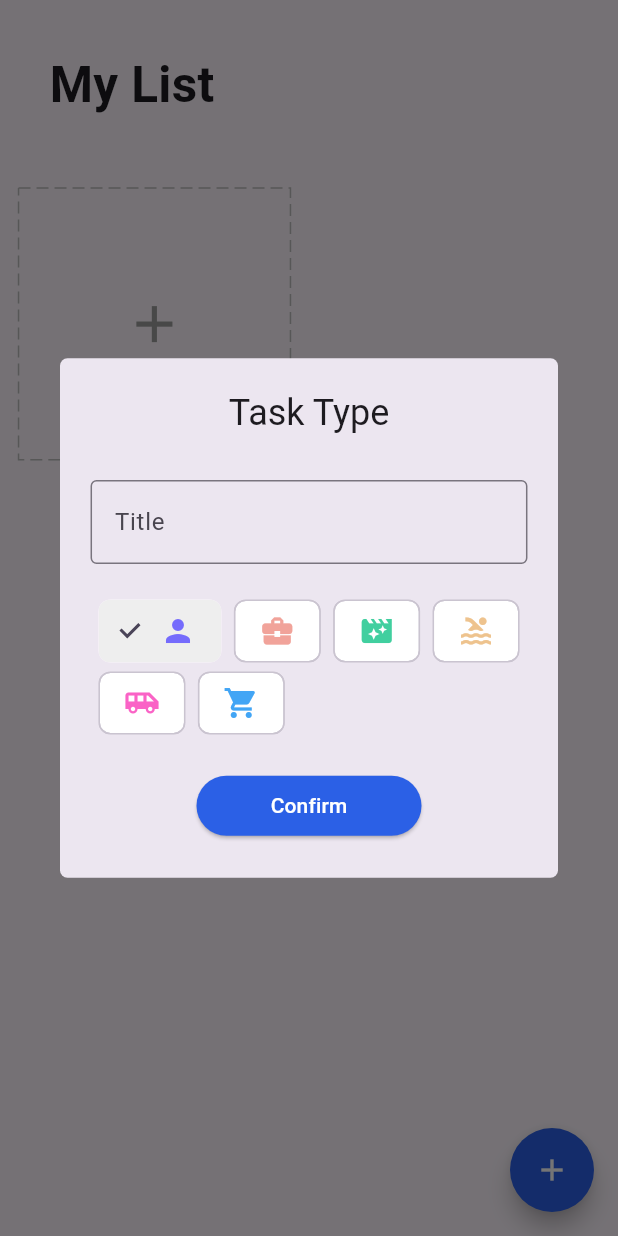
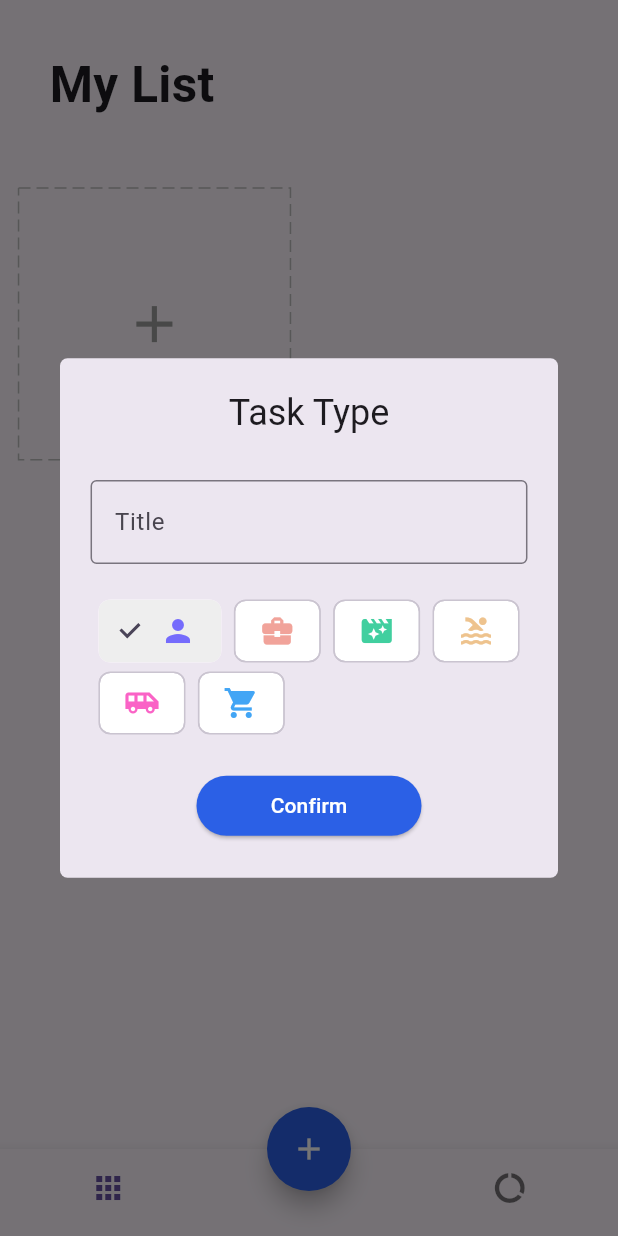
Before and after one commit to sazid526/getx_todo_project, a Flutter app: the screen it shows after launch, after a tap on the "add" icon, on a phone screen of 412 x 824 dp. Run offline on Flutter 3.47's test engine with Material 3 defaults, Android fonts, the phone set to English and light mode, and no system bars; drawn by our look-alikes of dotted_border; our stand-ins replace equatable, flutter_easyloading, get, get_storage, step_progress_indicator.

Commit message:
create report and completed this todo task project with getx

```diff
--- a/lib/app/modules/detail/detail_screen.dart
+++ b/lib/app/modules/detail/detail_screen.dart
@@ -16,7 +16,9 @@ class DetailScreen extends StatelessWidget {
   Widget build(BuildContext context) {
     var task = homeCtrl.task.value!;
     var color = HexColor.fromHex(task.color);
-    return Scaffold(
+    return PopScope(
+      canPop: true,
+      child: Scaffold(
         body: Form(
           key: homeCtrl.formKey,
           child: ListView(
@@ -128,6 +130,7 @@ class DetailScreen extends StatelessWidget {
             ],
           ),
         ),
+      ),
     );
   }
 }
--- a/lib/app/modules/home/home_controller.dart
+++ b/lib/app/modules/home/home_controller.dart
@@ -11,6 +11,7 @@ class HomeController extends GetxController {
   final editCtrl = TextEditingController();
   final deleting = false.obs;
   final chipIndex = 0.obs;
+  final tabIndex = 0.obs;
   final tasks = <Task>[].obs;
   final task = Rx<Task?>(null);
   final doingTodos = <dynamic>[].obs;
@@ -27,6 +28,10 @@ class HomeController extends GetxController {
   void onClose() {
     editCtrl.dispose();
     super.onClose();
+  }
+
+  void changeTabIndex(int index){
+    tabIndex.value = index;
   }
 
   void changeChipIndex(int value) {
@@ -148,4 +153,27 @@ class HomeController extends GetxController {
     }
     return res;
   }
+
+  int getTotalTask(){
+    var res = 0;
+    for(int i = 0; i < tasks.length; i ++ ){
+      if(tasks[i].todos != null){
+        res += tasks[i].todos!.length;
+      }
+    }
+    return res;
+  }
+  int getTotalDoneTask(){
+    var res = 0;
+    for(int i = 0; i < tasks.length; i++){
+      if(tasks[i].todos != null){
+        for(int j = 0 ; j < tasks[i].todos!.length; j++){
+          if(tasks[i].todos![j]["done"] == true){
+            res += 1;
+          }
+        }
+      }
+    }
+    return res;
+  }
 }
--- a/lib/app/modules/home/home_page.dart
+++ /dev/null
@@ -1,82 +0,0 @@
-import 'package:flutter/material.dart';
-import 'package:flutter_easyloading/flutter_easyloading.dart';
-import 'package:get/get.dart';
-import 'package:get/get_state_manager/get_state_manager.dart';
-import 'package:getx_todo_project/app/core/utils/extensions.dart';
-import 'package:getx_todo_project/app/core/values/colors.dart';
-import 'package:getx_todo_project/app/modules/home/home_controller.dart';
-import 'package:getx_todo_project/app/modules/home/widgets/add_card.dart';
-import 'package:getx_todo_project/app/modules/home/widgets/add_dialog.dart';
-import 'package:getx_todo_project/app/modules/home/widgets/task_card.dart';
-import 'package:getx_todo_project/app/modules/task.dart';
-
-class HomePage extends GetView<HomeController> {
-  const HomePage({super.key});
-
-  @override
-  Widget build(BuildContext context) {
-    return Scaffold(
-      body: SafeArea(
-        child: ListView(
-          children: [
-            Padding(
-              padding: EdgeInsets.all(8.0.wp),
-              child: Text(
-                "My List",
-                style:
-                    TextStyle(fontSize: 24.0.sp, fontWeight: FontWeight.bold),
-              ),
-            ),
-            Obx(
-              () => GridView.count(
-                crossAxisCount: 2,
-                shrinkWrap: true,
-                physics: const ClampingScrollPhysics(),
-                children: [
-                  ...controller.tasks
-                      .map((element) => LongPressDraggable(data: element,
-                          onDragStarted: () => controller.changeDeleting(true),
-                          onDraggableCanceled: (_, __) =>
-                              controller.changeDeleting(false),
-                          onDragEnd: (_) => controller.changeDeleting(false),
-                          feedback: Opacity(
-                            opacity: 0.8,
-                            child: TaskCard(task: element),
-                          ),
-                          child: TaskCard(task: element)))
-                      .toList(),
-                  AddCard()
-                ],
-              ),
-            )
-          ],
-        ),
-      ),
-      floatingActionButton: DragTarget(
-        builder: (_,__,___){
-          return  Obx(
-                () => FloatingActionButton(
-              shape: RoundedRectangleBorder(
-                  borderRadius: BorderRadius.circular(50)
-              ),
-              backgroundColor: controller.deleting.value ? Colors.red : blue,
-              foregroundColor: Colors.white,
-              onPressed: () {
-                if(controller.tasks.isNotEmpty){
-                  Get.to( AddDialog(), transition: Transition.downToUp);
-                }else{
-                  EasyLoading.showInfo("Please create your new task type");
-                }
-              },
-              child: Icon(controller.deleting.value ? Icons.delete : Icons.add),
-            ),
-          );
-        },
-        onAccept: (Task task){
-          controller.deleteTask(task);
-          EasyLoading.showSuccess("Delete Success");
-        },
-      ),
-    );
-  }
-}
--- /dev/null
+++ b/lib/app/modules/home/home_screen.dart
@@ -0,0 +1,122 @@
+import 'package:flutter/material.dart';
+import 'package:flutter_easyloading/flutter_easyloading.dart';
+import 'package:get/get.dart';
+import 'package:get/get_state_manager/get_state_manager.dart';
+import 'package:getx_todo_project/app/core/utils/extensions.dart';
+import 'package:getx_todo_project/app/core/values/colors.dart';
+import 'package:getx_todo_project/app/modules/home/home_controller.dart';
+import 'package:getx_todo_project/app/modules/home/widgets/add_card.dart';
+import 'package:getx_todo_project/app/modules/home/widgets/add_dialog.dart';
+import 'package:getx_todo_project/app/modules/home/widgets/task_card.dart';
+import 'package:getx_todo_project/app/modules/report/report_screen.dart';
+import 'package:getx_todo_project/app/modules/task.dart';
+
+class HomePage extends GetView<HomeController> {
+  const HomePage({super.key});
+
+  @override
+  Widget build(BuildContext context) {
+    return Scaffold(
+      body: Obx(
+          () => IndexedStack(
+          index: controller.tabIndex.value,
+            children: [
+          SafeArea(
+            child: ListView(
+              children: [
+                Padding(
+                  padding: EdgeInsets.all(8.0.wp),
+                  child: Text(
+                    "My List",
+                    style:
+                        TextStyle(fontSize: 24.0.sp, fontWeight: FontWeight.bold),
+                  ),
+                ),
+                Obx(
+                  () => GridView.count(
+                    crossAxisCount: 2,
+                    shrinkWrap: true,
+                    physics: const ClampingScrollPhysics(),
+                    children: [
+                      ...controller.tasks
+                          .map((element) => LongPressDraggable(
+                              data: element,
+                              onDragStarted: () =>
+                                  controller.changeDeleting(true),
+                              onDraggableCanceled: (_, __) =>
+                                  controller.changeDeleting(false),
+                              onDragEnd: (_) => controller.changeDeleting(false),
+                              feedback: Opacity(
+                                opacity: 0.8,
+                                child: TaskCard(task: element),
+                              ),
+                              child: TaskCard(task: element)))
+                          .toList(),
+                      AddCard()
+                    ],
+                  ),
+                )
+              ],
+            ),
+          ),
+              ReportScreen(),
+        ]),
+      ),
+      floatingActionButton: DragTarget(
+        builder: (_, __, ___) {
+          return Obx(
+            () => FloatingActionButton(
+              shape: RoundedRectangleBorder(
+                  borderRadius: BorderRadius.circular(50)),
+              backgroundColor: controller.deleting.value ? Colors.red : blue,
+              foregroundColor: Colors.white,
+              onPressed: () {
+                if (controller.tasks.isNotEmpty) {
+                  Get.to(AddDialog(), transition: Transition.downToUp);
+                } else {
+                  EasyLoading.showInfo("Please create your new task type");
+                }
+              },
+              child: Icon(controller.deleting.value ? Icons.delete : Icons.add),
+            ),
+          );
+        },
+        onAccept: (Task task) {
+          controller.deleteTask(task);
+          EasyLoading.showSuccess("Delete Success");
+        },
+      ),
+      floatingActionButtonLocation: FloatingActionButtonLocation.centerDocked,
+
+      bottomNavigationBar:
+      Theme(
+        data: ThemeData(
+          splashColor: Colors.transparent,
+          highlightColor: Colors.transparent
+        ),
+        child: Obx(
+            () =>  BottomNavigationBar(
+            onTap: (int index) => controller.changeTabIndex(index),
+            currentIndex: controller.tabIndex.value,
+            showSelectedLabels: false,
+            showUnselectedLabels: false,
+            items: [
+              BottomNavigationBarItem(
+                  label: "Home",
+                  icon: Padding(
+                    padding: EdgeInsets.only(right: 15.0.wp),
+                    child: Icon(Icons.apps),
+                  )),
+              BottomNavigationBarItem(
+                  label: "Report",
+                  icon: Padding(
+                    padding: EdgeInsets.only(left: 15.0.wp),
+                    child: Icon(Icons.data_usage),
+                  ))
+            ],
+          ),
+        ),
+      ),
+    );
+  }
+}
--- a/lib/app/modules/home/widgets/add_dialog.dart
+++ b/lib/app/modules/home/widgets/add_dialog.dart
@@ -1,3 +1,4 @@
+
 import 'package:flutter/material.dart';
 import 'package:flutter_easyloading/flutter_easyloading.dart';
 import 'package:get/get.dart';
@@ -10,7 +11,9 @@ class AddDialog extends StatelessWidget {
 
   @override
   Widget build(BuildContext context) {
-    return Scaffold(
+    return PopScope(
+      canPop: true,
+      child: Scaffold(
         body: Form(
           key: homeCtrl.formKey,
           child: ListView(
@@ -135,6 +138,7 @@ class AddDialog extends StatelessWidget {
             ],
           ),
         ),
+      ),
     );
   }
 }
--- /dev/null
+++ b/lib/app/modules/report/report_screen.dart
@@ -0,0 +1,122 @@
+import 'package:flutter/material.dart';
+import 'package:get/get.dart';
+import 'package:getx_todo_project/app/core/utils/extensions.dart';
+import 'package:getx_todo_project/app/core/values/colors.dart';
+import 'package:getx_todo_project/app/modules/home/home_controller.dart';
+import 'package:intl/intl.dart';
+import 'package:step_progress_indicator/step_progress_indicator.dart';
+
+class ReportScreen extends StatelessWidget {
+  final homeCtrl = Get.find<HomeController>();
+   ReportScreen({super.key});
+
+  @override
+  Widget build(BuildContext context) {
+
+    return Scaffold(
+      body: SafeArea(
+          child: Obx(
+              () {
+                var createdTasks = homeCtrl.getTotalTask();
+                var completedTasks = homeCtrl.getTotalDoneTask();
+                var liveTasks = createdTasks - completedTasks;
+                var percent = (completedTasks / createdTasks * 100).toStringAsFixed(0);
+                return ListView(
+                  children: [
+                    Padding(
+                      padding: EdgeInsets.all(4.0.wp),
+                      child: Text("My Report",style: TextStyle(
+                        fontSize: 24.0.sp,
+                        fontWeight: FontWeight.bold
+                      ),),
+                    ),
+                    Padding(
+                      padding: EdgeInsets.symmetric(horizontal: 4.0.wp),
+                      child: Text(DateFormat.yMMMd().format(DateTime.now()),
+                      style: TextStyle(
+                        fontSize: 14.0.sp,
+                        color: Colors.grey
+                      ),
+                      ),
+                    ),
+                    Padding(
+                      padding:  EdgeInsets.symmetric(vertical: 3.0.wp,horizontal: 4.0.wp),
+                      child: Divider(thickness: 2,),
+                    ),
+                    Padding(
+                      padding:  EdgeInsets.symmetric(vertical: 3.0.wp,horizontal: 5.0.wp),
+                      child: Row(
+                        mainAxisAlignment: MainAxisAlignment.spaceBetween,
+                        children: [
+                          _buildStatus(Colors.green, liveTasks, "Live Tasks"),
+                          _buildStatus(Colors.orange, completedTasks, "Completed"),
+                          _buildStatus(Colors.blue, createdTasks, "Created Tasks"),
+
+                        ],
+                      ),
+                    ),
+                    SizedBox(height: 8.0.wp,),
+                    UnconstrainedBox(
+                      child: SizedBox(width: 70.0.wp,height: 70.0.wp,child: CircularStepProgressIndicator(
+                        totalSteps: createdTasks == 0 ? 1 : createdTasks,
+                        currentStep: completedTasks,
+                        selectedColor: green,
+                        unselectedColor: Colors.grey[200],
+                        padding: 0,
+                        width: 150,
+                        height: 150,
+                        selectedStepSize: 22,
+                        roundedCap: (_,__) => true,
+                        child: Column(
+                          mainAxisAlignment: MainAxisAlignment.center,
+                          children: [
+                            Text("${createdTasks == 0 ? 0 : percent}%",style: TextStyle(
+                              fontSize: 18.0.sp,
+                              fontWeight: FontWeight.bold
+                            ),
+                            ),
+                            SizedBox(height: 0.5.wp,),
+                            Text("Efficiency",style: TextStyle(color: Colors.grey,fontWeight: FontWeight.bold),)
+                          ],
+                        ),
+                      ),),
+                    )
+                  ],
+                );
+              }
+          )
+      )
+    );
+  }
+
+ Row _buildStatus(Color color, int number , String text) {
+    return Row(
+      crossAxisAlignment: CrossAxisAlignment.start,
+      children: [
+        Container(
+          height: 3.0.wp,
+          width: 3.0.wp,
+          decoration: BoxDecoration(
+            shape: BoxShape.circle,
+            border: Border.all(
+              width: 0.5.wp,
+              color: color
+            )
+          ),
+        ),
+        SizedBox(width: 3.0.wp,),
+        Column(
+          crossAxisAlignment: CrossAxisAlignment.start,
+          children: [
+            Text("$number",style: TextStyle(fontSize: 16.0.sp,fontWeight: FontWeight.bold),),
+            SizedBox(height: 2.0.wp,),
+            Text(text,style: TextStyle(
+              fontSize: 12.0.sp,
+              color: Colors.grey
+            ),)
+          ],
+        )
+      ],
+    );
+ }
+}
--- a/lib/main.dart
+++ b/lib/main.dart
@@ -4,7 +4,7 @@ import 'package:get/get.dart';
 import 'package:get_storage/get_storage.dart';
 import 'package:getx_todo_project/app/data/services/storage/services.dart';
 import 'package:getx_todo_project/app/modules/home/home_binding.dart';
-import 'package:getx_todo_project/app/modules/home/home_page.dart';
+import 'package:getx_todo_project/app/modules/home/home_screen.dart';
 
 void main() async{
   await GetStorage.init();
--- a/pubspec.yaml
+++ b/pubspec.yaml
@@ -41,6 +41,7 @@ dependencies:
   flutter_easyloading: ^3.0.5
   dotted_border: ^2.1.0
   step_progress_indicator: ^1.0.2
+  intl: ^0.19.0
 
 dev_dependencies:
   flutter_test:
```
Also changed, not shown: pubspec.lock. Lines whose indentation alone changed are shown as unchanged.
